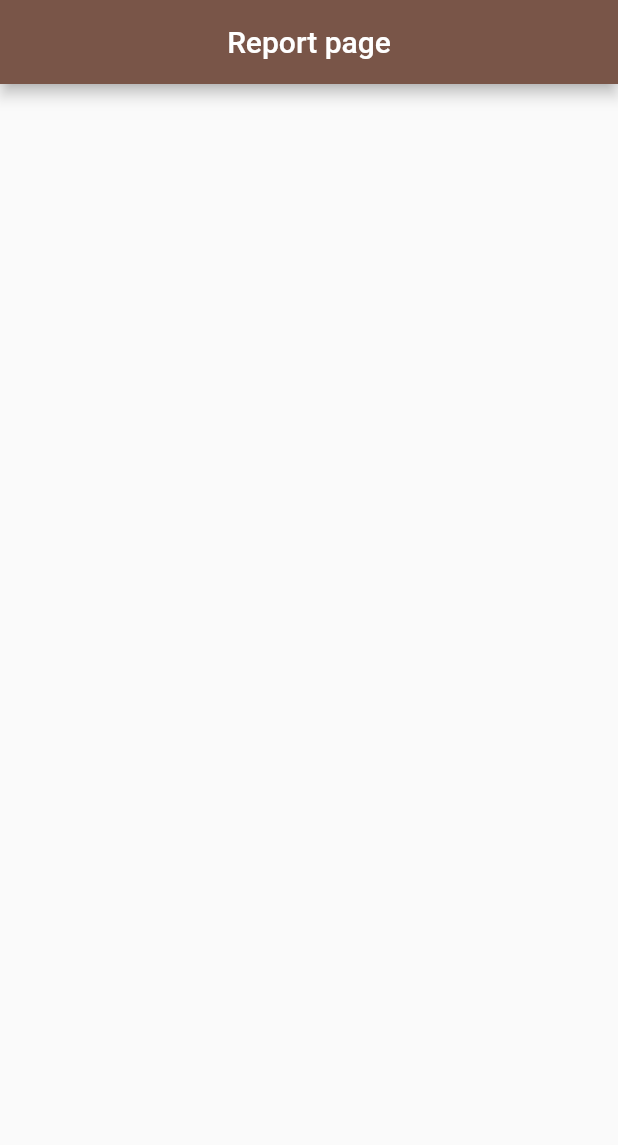
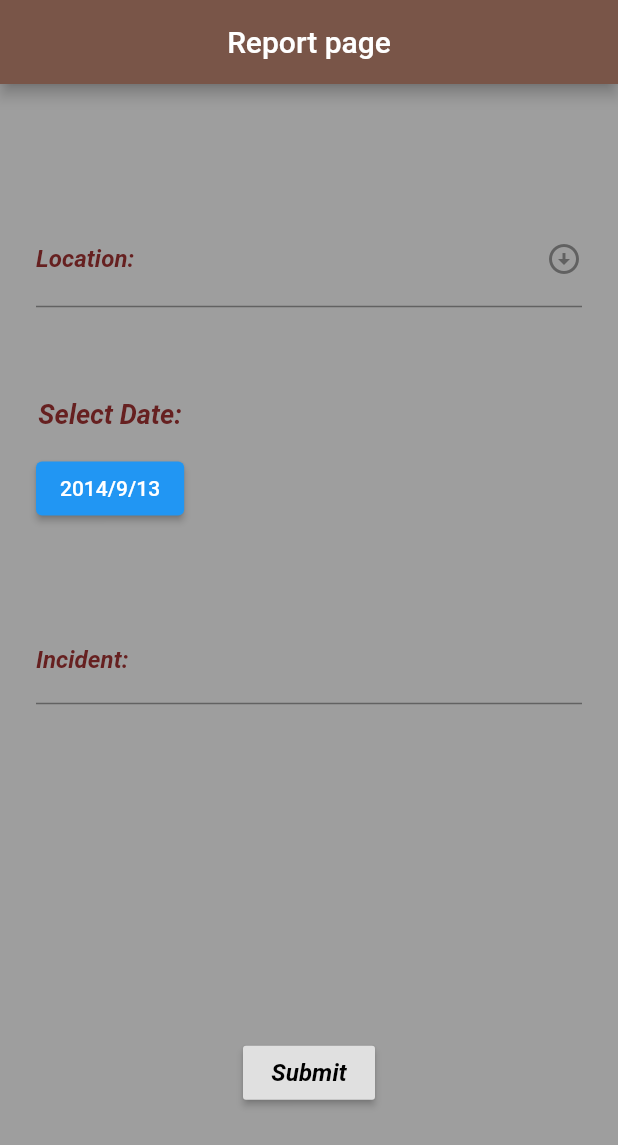
Before and after one commit to Dagim-Fikru/DERASH-Anti-crime-App-using-Flutter, a Flutter app: the screen it shows after launch, on a phone screen of 412 x 824 dp. Shown: the top 1145 px of the screen. Run offline on Flutter 3.47's test engine with Material 2 defaults, Android fonts, the phone set to English and light mode, and no system bars.

Commit message:
working on report page

```diff
--- a/derash/lib/reportPage.dart
+++ b/derash/lib/reportPage.dart
@@ -1,5 +1,6 @@
-// ignore_for_file: file_names, prefer_const_constructors, camel_case_types
+// ignore_for_file: file_names, prefer_const_constructors, camel_case_types, unused_field, unused_element, prefer_const_literals_to_create_immutables, deprecated_member_use, body_might_complete_normally_nullable, curly_braces_in_flow_control_structures, avoid_print, avoid_unnecessary_containers, dead_code, unused_local_variable
 import 'package:flutter/material.dart';
+
 class repotPage extends StatefulWidget {
   const repotPage({Key? key}) : super(key: key);
 
@@ -8,6 +9,112 @@ class repotPage extends StatefulWidget {
 }
 
 class _repotPageState extends State<repotPage> {
+  late String _location;
+  late String _date;
+  late String _incident;
+  late String _file;
+
+  final GlobalKey<FormState> _formkey = GlobalKey<FormState>();
+  DateTime dateTime = DateTime(2014, 9, 13, 5, 30);
+
+  Widget _buildLocationField() {
+    List<String> locations = ['4kilo', 'Bole', 'Piassa', '5kilo', 'Megenagna'];
+    String? selectedLocation;
+    return DropdownButtonFormField<String>(
+      decoration: InputDecoration(
+          label: Text(
+        'Location:',
+        style: TextStyle(
+            color: Color.fromARGB(255, 102, 32, 32),
+            fontWeight: FontWeight.bold,
+            fontStyle: FontStyle.italic),
+      )),
+      dropdownColor: Color.fromARGB(255, 153, 146, 245),
+      value: selectedLocation,
+      icon: Icon(Icons.arrow_circle_down_sharp),
+      items: locations
+          .map((location) => DropdownMenuItem<String>(
+                value: location,
+                child: Text(
+                  location,
+                  style: TextStyle(fontSize: 20, fontWeight: FontWeight.bold),
+                ),
+              ))
+          .toList(),
+      onChanged: (location) => setState(() => selectedLocation = location),
+      validator: (location) {
+        if (location == null) {
+          return 'please select a location';
+        }
+      },
+      onSaved: (location) {
+        _location = location!;
+      },
+    );
+  }
+
+  Widget _buildDateField() {
+    Future<DateTime?> pickDate() => showDatePicker(
+        context: context,
+        initialDate: dateTime,
+        firstDate: DateTime(1990),
+        lastDate: DateTime(2040));
+    return Row(mainAxisAlignment: MainAxisAlignment.start, children: [
+      Column(
+        children: [
+          Text(
+            'Select Date:',
+            style: TextStyle(
+              color: Color.fromARGB(255, 102, 32, 32),
+              fontStyle: FontStyle.italic,
+              fontWeight: FontWeight.bold,
+              fontSize: 18,
+            ),
+          ),
+          SizedBox(
+            height: 15,
+          ),
+          ElevatedButton(
+            onPressed: () async {
+              final date = await pickDate();
+              if (date == null) return;
+              setState(() => dateTime = date);
+            },
+            child: Text('${dateTime.year}/${dateTime.month}/${dateTime.day}'),
+          )
+        ],
+      ),
+    ]);
+  }
+
+  Widget _buildIncidentField() {
+    return TextFormField(
+      cursorColor: Colors.white,
+      style: TextStyle(color: Colors.white),
+      decoration: InputDecoration(
+          label: Text(
+        'Incident:',
+        style: TextStyle(
+            color: Color.fromARGB(255, 102, 32, 32),
+            fontWeight: FontWeight.bold,
+            // fontSize: 15,
+            fontStyle: FontStyle.italic),
+      )),
+      validator: (incident) {
+        if (incident!.isEmpty) {
+          return 'Please write the incident';
+        }
+      },
+      onSaved: (incident) {
+        _incident = incident!;
+      },
+    );
+  }
+
+  // Widget _buildFileUpload() {
+  //   return null;
+  // }
+
   @override
   Widget build(BuildContext context) {
     return Scaffold(
@@ -16,6 +123,41 @@ class _repotPageState extends State<repotPage> {
         backgroundColor: Colors.brown,
         centerTitle: true,
       ),
+      backgroundColor: Colors.grey,
+      body: Container(
+        margin: EdgeInsets.all(24),
+        child: Form(
+          key: _formkey,
+          child: Column(
+            mainAxisAlignment: MainAxisAlignment.spaceEvenly,
+            children: <Widget>[
+              _buildLocationField(),
+
+              _buildDateField(),
+              _buildIncidentField(),
+              // _buildFileUpload(),
+              SizedBox(height: 100),
+              RaisedButton(
+                onPressed: () {
+                  if (!_formkey.currentState!.validate()) {
+                    return;
+                  }
+                  _formkey.currentState?.save();
+                },
+                // mouseCursor: MouseCursor.uncontrolled,
+                child: Text(
+                  'Submit',
+                  style: TextStyle(
+                      color: Color.fromARGB(255, 0, 0, 0),
+                      fontSize: 16,
+                      fontStyle: FontStyle.italic,
+                      fontWeight: FontWeight.bold),
+                ),
+              )
+            ],
+          ),
+        ),
+      ),
     );
   }
 }
```
Also changed, not shown: derash/pubspec.yaml (+3 -5 lines).
